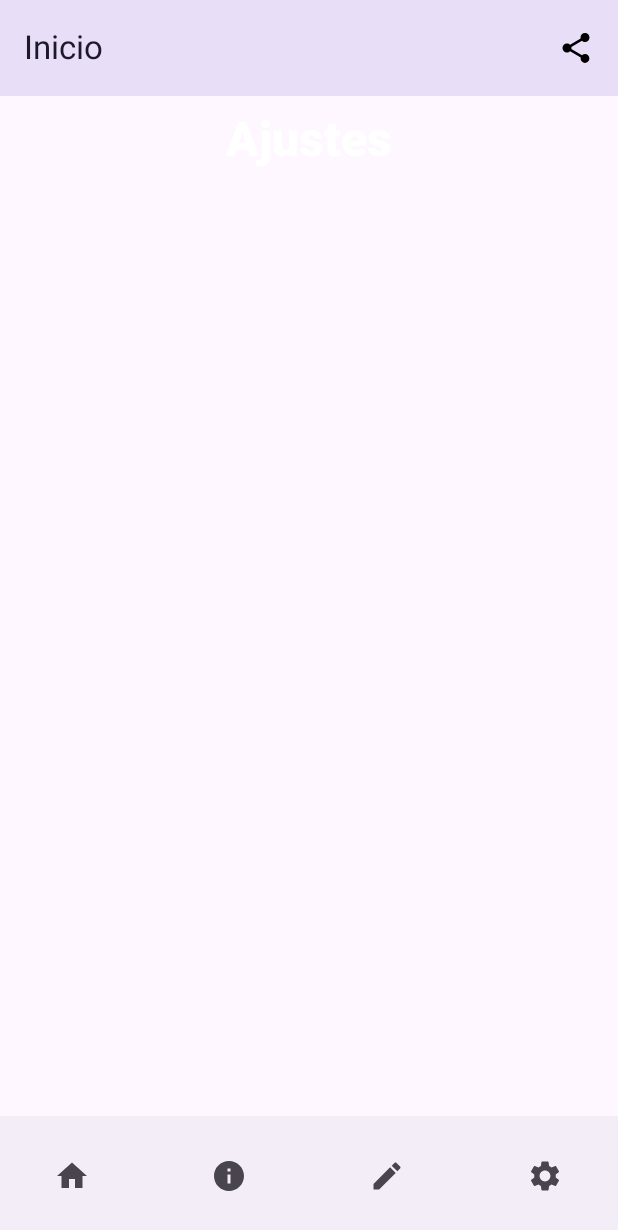
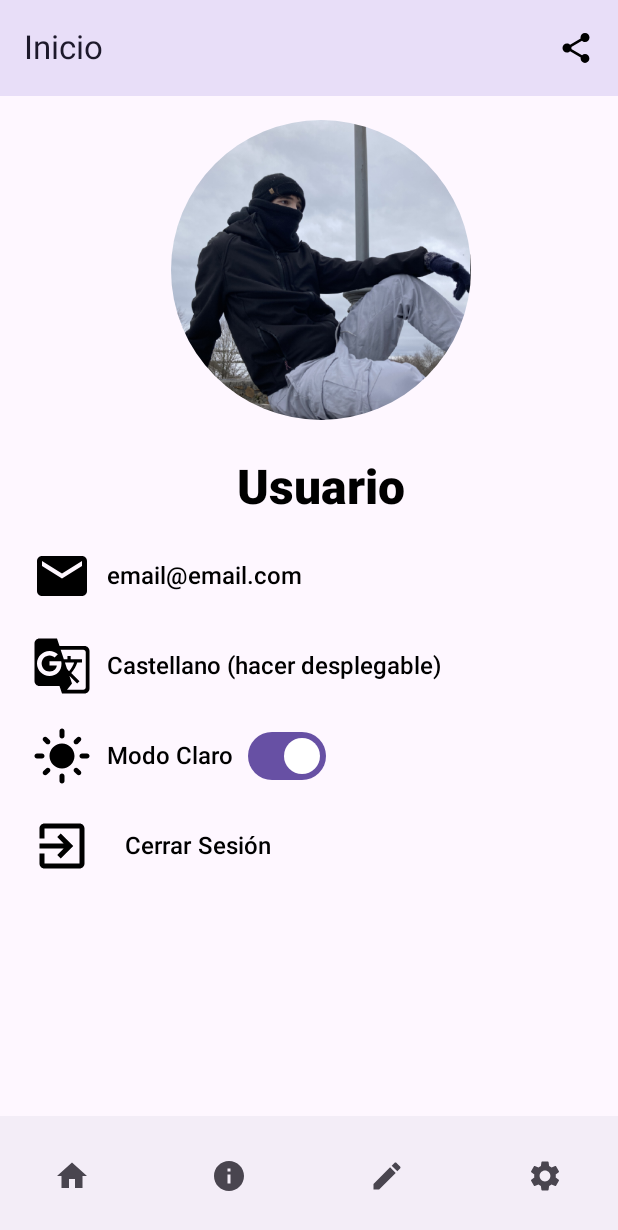
Before and after one commit to aritzjl/DAM_RETO1, an Android app built with Jetpack Compose: the SettingsContent screen opened through its navigation route, on a phone screen of 412 x 824 dp. Shown: the top 1230 px of the screen. Run offline under Robolectric (Android 15) with nearby library versions, the phone set to English and light mode, and no system bars; libraries missing offline, so code that uses them is left out: com.example.compose.

Commit message:
style: Settings Diseño WIP

```diff
--- a/app/src/main/java/com/reto1/ultramarinos/Globals.kt
+++ b/app/src/main/java/com/reto1/ultramarinos/Globals.kt
@@ -8,3 +8,4 @@ import androidx.compose.runtime.mutableStateOf
 var total_likes by mutableIntStateOf(0)
 var is_single_column by mutableStateOf(false)
 var toolbarTitle by mutableStateOf("Inicio")
+var lightmode by mutableStateOf(true)
--- a/app/src/main/java/com/reto1/ultramarinos/views/SettingsView.kt
+++ b/app/src/main/java/com/reto1/ultramarinos/views/SettingsView.kt
@@ -1,17 +1,37 @@
 package com.reto1.ultramarinos.views
 
+import androidx.compose.foundation.Image
 import androidx.compose.foundation.background
+import androidx.compose.foundation.border
+import androidx.compose.foundation.layout.Arrangement
 import androidx.compose.foundation.layout.PaddingValues
+import androidx.compose.foundation.layout.Row
 import androidx.compose.foundation.layout.fillMaxSize
 import androidx.compose.foundation.layout.fillMaxWidth
+import androidx.compose.foundation.layout.height
 import androidx.compose.foundation.layout.padding
+import androidx.compose.foundation.layout.size
+import androidx.compose.foundation.layout.width
 import androidx.compose.foundation.lazy.LazyColumn
+import androidx.compose.foundation.shape.CircleShape
+import androidx.compose.material3.Button
+import androidx.compose.material3.DropdownMenu
+import androidx.compose.material3.DropdownMenuItem
 import androidx.compose.material3.MaterialTheme
 import androidx.compose.material3.Scaffold
+import androidx.compose.material3.Switch
 import androidx.compose.material3.Text
+import androidx.compose.material3.TextButton
 import androidx.compose.runtime.Composable
+import androidx.compose.runtime.getValue
+import androidx.compose.runtime.mutableStateOf
+import androidx.compose.runtime.remember
+import androidx.compose.runtime.setValue
+import androidx.compose.ui.Alignment
 import androidx.compose.ui.Modifier
+import androidx.compose.ui.draw.clip
 import androidx.compose.ui.graphics.Color
+import androidx.compose.ui.res.painterResource
 import androidx.compose.ui.text.font.FontWeight
 import androidx.compose.ui.text.style.TextAlign
 import androidx.compose.ui.tooling.preview.Preview
@@ -20,8 +40,12 @@ import androidx.compose.ui.unit.sp
 import androidx.navigation.compose.NavHost
 import androidx.navigation.compose.composable
 import androidx.navigation.compose.rememberNavController
+import com.example.compose.primaryDark
+import com.example.compose.primaryLight
+import com.reto1.ultramarinos.R
 import com.reto1.ultramarinos.components.BottomNavBar
 import com.reto1.ultramarinos.components.ToolBar
+import com.reto1.ultramarinos.lightmode
 
 
 //  SETTINGS VIEW
@@ -45,14 +69,163 @@ fun SettingsView() {
 
 @Composable
 fun SettingsContent(paddingValues: PaddingValues) {
-    LazyColumn(modifier= Modifier
-        .fillMaxSize()
-        .background(MaterialTheme.colorScheme.background)
-        .padding(paddingValues)) {
+    LazyColumn(
+        verticalArrangement = Arrangement.spacedBy(16.dp),
+        horizontalAlignment = Alignment.CenterHorizontally,
+        modifier= Modifier
+            .fillMaxSize()
+            .background(if (lightmode) MaterialTheme.colorScheme.background
+            else MaterialTheme.colorScheme.primary)
+            .padding(paddingValues)
+            .padding(start = 16.dp)
+    ) {
         item {
-            Text(text = "Ajustes", fontWeight = FontWeight.ExtraBold ,fontSize = 32.sp, color = Color.White, modifier = Modifier
-                .fillMaxWidth()
-                .padding(10.dp), textAlign = TextAlign.Center)
+            Image(
+                painter = painterResource(R.drawable.img_1),
+                contentDescription = "Icono",
+                modifier = Modifier
+                    .padding(vertical = 16.dp)
+                    .size(200.dp)
+                    .clip(CircleShape)
+            )
+            Text(
+                text = "Usuario",
+                fontWeight = FontWeight.ExtraBold,
+                fontSize = 32.sp,
+                color = Color.Black,
+                modifier = Modifier
+                    .fillMaxWidth()
+                    .padding(10.dp),
+                textAlign = TextAlign.Center
+            )
+            Row(
+                verticalAlignment = Alignment.CenterVertically,
+                modifier = Modifier
+                    .fillMaxWidth()
+                    .height(60.dp)
+            ) {
+                Image(
+                    painter = painterResource(id = R.drawable.baseline_email_perfil_24),
+                    contentDescription = "email",
+                    modifier = Modifier
+                        .padding(start = 5.dp)
+                        .size(40.dp)
+                )
+                Text(
+                    text = "email@email.com",
+                    fontWeight = FontWeight.SemiBold,
+                    fontSize = 16.sp,
+                    color = Color.Black,
+                    modifier = Modifier
+                        .padding(start = 10.dp),
+                )
+            }
+            Row(
+                verticalAlignment = Alignment.CenterVertically,
+                modifier = Modifier
+                    .fillMaxWidth()
+                    .height(60.dp)
+            ) {
+                Image(
+                    painter = painterResource(id = R.drawable.baseline_g_translate_24),
+                    contentDescription = "traductor",
+                    modifier = Modifier
+                        .padding(start = 5.dp)
+                        .size(40.dp)
+                )
+//                DropdownMenu(
+//                    expanded = true,
+//                    onDismissRequest = {},
+//                    modifier = Modifier
+//                        .width(150.dp)
+//                ) {
+//                    DropdownMenuItem(
+//                        onClick = {},
+//                        text = (Text(
+//                            text = "help"
+//                        ))
+//                    )
+//                }
+                Text(
+                    text = "Castellano (hacer desplegable)",
+                    fontWeight = FontWeight.SemiBold,
+                    fontSize = 16.sp,
+                    color = Color.Black,
+                    modifier = Modifier
+                        .padding(start = 10.dp),
+                )
+            }
+            Row(
+                verticalAlignment = Alignment.CenterVertically,
+                modifier = Modifier
+                    .fillMaxWidth()
+                    .height(60.dp)
+            ) {
+                SwitchVista()
+            }
+            Row(
+                verticalAlignment = Alignment.CenterVertically,
+                modifier = Modifier
+                    .fillMaxWidth()
+                    .height(60.dp)
+            ) {
+                Image(
+                    painter = painterResource(id = R.drawable.baseline_exit_to_app_24),
+                    contentDescription = "cerrar",
+                    modifier = Modifier
+                        .padding(start = 5.dp)
+                        .size(40.dp)
+                )
+                TextButton(
+                    onClick = {}
+                )  {
+                    Text(
+                        text = "Cerrar Sesión",
+                        fontWeight = FontWeight.SemiBold,
+                        fontSize = 16.sp,
+                        color = Color.Black,
+                        modifier = Modifier
+                            .padding(start = 10.dp),
+                    )
+                }
+            }
         }
     }
 }
+
+@Composable
+fun SwitchVista() {
+    Image(
+        painter = painterResource(
+            id =
+            if (lightmode) {
+                R.drawable.baseline_light_mode_24
+            } else {
+                R.drawable.baseline_dark_mode_24
+            }
+        ),
+        contentDescription = "switch",
+        modifier = Modifier
+            .padding(start = 5.dp)
+            .size(40.dp)
+    )
+    Text(
+        text =
+        if (lightmode) {
+            "Modo Claro"
+        } else {
+            "Modo Oscuro"
+        },
+        fontWeight = FontWeight.SemiBold,
+        fontSize = 16.sp,
+        color = Color.Black,
+        modifier = Modifier
+            .padding(10.dp),
+    )
+    Switch(
+        checked = lightmode,
+        onCheckedChange = {
+            lightmode = it
+        }
+    )
+}
--- /dev/null
+++ b/app/src/main/res/drawable/baseline_dark_mode_24.xml
@@ -0,0 +1,5 @@
+<vector xmlns:android="http://schemas.android.com/apk/res/android" android:height="24dp" android:tint="#000000" android:viewportHeight="24" android:viewportWidth="24" android:width="24dp">
+
+    <path android:fillColor="@android:color/white" android:pathData="M12,3c-4.97,0 -9,4.03 -9,9s4.03,9 9,9s9,-4.03 9,-9c0,-0.46 -0.04,-0.92 -0.1,-1.36c-0.98,1.37 -2.58,2.26 -4.4,2.26c-2.98,0 -5.4,-2.42 -5.4,-5.4c0,-1.81 0.89,-3.42 2.26,-4.4C12.92,3.04 12.46,3 12,3L12,3z"/>
+
+</vector>
--- /dev/null
+++ b/app/src/main/res/drawable/baseline_email_perfil_24.xml
@@ -0,0 +1,5 @@
+<vector xmlns:android="http://schemas.android.com/apk/res/android" android:height="24dp" android:tint="#000000" android:viewportHeight="24" android:viewportWidth="24" android:width="24dp">
+
+    <path android:fillColor="@android:color/white" android:pathData="M20,4L4,4c-1.1,0 -1.99,0.9 -1.99,2L2,18c0,1.1 0.9,2 2,2h16c1.1,0 2,-0.9 2,-2L22,6c0,-1.1 -0.9,-2 -2,-2zM20,8l-8,5 -8,-5L4,6l8,5 8,-5v2z"/>
+
+</vector>
--- /dev/null
+++ b/app/src/main/res/drawable/baseline_exit_to_app_24.xml
@@ -0,0 +1,5 @@
+<vector xmlns:android="http://schemas.android.com/apk/res/android" android:autoMirrored="true" android:height="24dp" android:tint="#000000" android:viewportHeight="24" android:viewportWidth="24" android:width="24dp">
+
+    <path android:fillColor="@android:color/white" android:pathData="M10.09,15.59L11.5,17l5,-5 -5,-5 -1.41,1.41L12.67,11H3v2h9.67l-2.58,2.59zM19,3H5c-1.11,0 -2,0.9 -2,2v4h2V5h14v14H5v-4H3v4c0,1.1 0.89,2 2,2h14c1.1,0 2,-0.9 2,-2V5c0,-1.1 -0.9,-2 -2,-2z"/>
+
+</vector>
--- /dev/null
+++ b/app/src/main/res/drawable/baseline_g_translate_24.xml
@@ -0,0 +1,5 @@
+<vector xmlns:android="http://schemas.android.com/apk/res/android" android:height="24dp" android:tint="#000000" android:viewportHeight="24" android:viewportWidth="24" android:width="24dp">
+
+    <path android:fillColor="@android:color/white" android:pathData="M21,4L11,4l-1,-3L3,1c-1.1,0 -2,0.9 -2,2v15c0,1.1 0.9,2 2,2h8l1,3h9c1.1,0 2,-0.9 2,-2L23,6c0,-1.1 -0.9,-2 -2,-2zM7,16c-2.76,0 -5,-2.24 -5,-5s2.24,-5 5,-5c1.35,0 2.48,0.5 3.35,1.3L9.03,8.57c-0.38,-0.36 -1.04,-0.78 -2.03,-0.78 -1.74,0 -3.15,1.44 -3.15,3.21S5.26,14.21 7,14.21c2.01,0 2.84,-1.44 2.92,-2.41L7,11.8v-1.71h4.68c0.07,0.31 0.12,0.61 0.12,1.02C11.8,13.97 9.89,16 7,16zM13.17,10.58h3.7c-0.43,1.25 -1.11,2.43 -2.05,3.47 -0.31,-0.35 -0.6,-0.72 -0.86,-1.1l-0.79,-2.37zM21.5,20.5c0,0.55 -0.45,1 -1,1L14,21.5l2,-2.5 -1.04,-3.1 3.1,3.1 0.92,-0.92 -3.3,-3.25 0.02,-0.02c1.13,-1.25 1.93,-2.69 2.4,-4.22L20,10.59v-1.3h-4.53L15.47,8h-1.29v1.29h-1.44L11.46,5.5h9.04c0.55,0 1,0.45 1,1v14z"/>
+
+</vector>
--- /dev/null
+++ b/app/src/main/res/drawable/baseline_light_mode_24.xml
@@ -0,0 +1,5 @@
+<vector xmlns:android="http://schemas.android.com/apk/res/android" android:height="24dp" android:tint="#000000" android:viewportHeight="24" android:viewportWidth="24" android:width="24dp">
+
+    <path android:fillColor="@android:color/white" android:pathData="M12,7c-2.76,0 -5,2.24 -5,5s2.24,5 5,5s5,-2.24 5,-5S14.76,7 12,7L12,7zM2,13l2,0c0.55,0 1,-0.45 1,-1s-0.45,-1 -1,-1l-2,0c-0.55,0 -1,0.45 -1,1S1.45,13 2,13zM20,13l2,0c0.55,0 1,-0.45 1,-1s-0.45,-1 -1,-1l-2,0c-0.55,0 -1,0.45 -1,1S19.45,13 20,13zM11,2v2c0,0.55 0.45,1 1,1s1,-0.45 1,-1V2c0,-0.55 -0.45,-1 -1,-1S11,1.45 11,2zM11,20v2c0,0.55 0.45,1 1,1s1,-0.45 1,-1v-2c0,-0.55 -0.45,-1 -1,-1C11.45,19 11,19.45 11,20zM5.99,4.58c-0.39,-0.39 -1.03,-0.39 -1.41,0c-0.39,0.39 -0.39,1.03 0,1.41l1.06,1.06c0.39,0.39 1.03,0.39 1.41,0s0.39,-1.03 0,-1.41L5.99,4.58zM18.36,16.95c-0.39,-0.39 -1.03,-0.39 -1.41,0c-0.39,0.39 -0.39,1.03 0,1.41l1.06,1.06c0.39,0.39 1.03,0.39 1.41,0c0.39,-0.39 0.39,-1.03 0,-1.41L18.36,16.95zM19.42,5.99c0.39,-0.39 0.39,-1.03 0,-1.41c-0.39,-0.39 -1.03,-0.39 -1.41,0l-1.06,1.06c-0.39,0.39 -0.39,1.03 0,1.41s1.03,0.39 1.41,0L19.42,5.99zM7.05,18.36c0.39,-0.39 0.39,-1.03 0,-1.41c-0.39,-0.39 -1.03,-0.39 -1.41,0l-1.06,1.06c-0.39,0.39 -0.39,1.03 0,1.41s1.03,0.39 1.41,0L7.05,18.36z"/>
+
+</vector>
```
